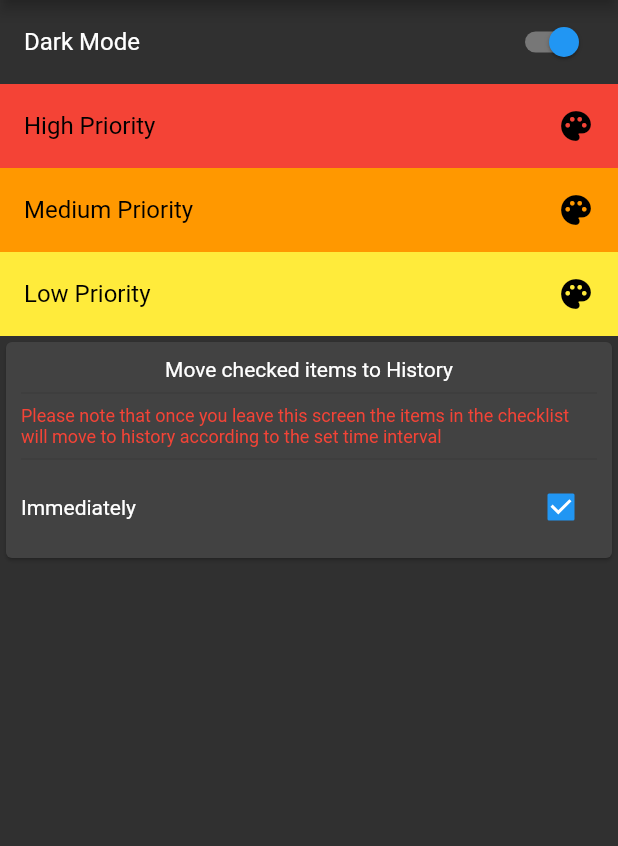
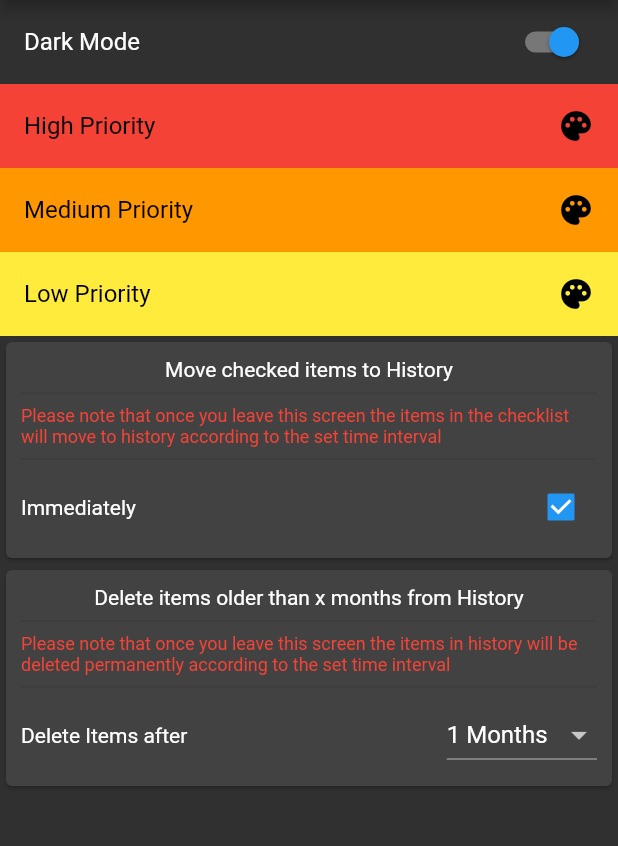
Before and after one commit to ExodosPavilion/shopping_checklist, a Flutter app: the Settings screen opened directly, on a phone screen of 412 x 824 dp, the part 84-930 px from its top. Run offline on Flutter 3.47's test engine with Material 2 defaults, Android fonts, the phone set to English and light mode, and no system bars; our stand-ins replace moor, shared_preferences; accounts and stored records are empty; generated files the repository leaves out were written again; project files that could hold a hidden picture were left out.

Commit message:
Implemented a way to set the number of days to keep the items in the history database for. Removed the about dev TODO, saw no real need to implement that. We will now move on to minor imporvements, UI adjustments, code refactoring and app graphics creation (basically the making the app icon).

```diff
--- a/lib/ui/settings.dart
+++ b/lib/ui/settings.dart
@@ -17,6 +17,7 @@ class _SettingsState extends State<Settings> {
   bool _isDarkMode = true;
   bool _moveCheckedImmediately = true;
   int _intervalAmount = 0;
+  int _numOfMonths = 1;
   List<Color> lightPriorityColors;
   List<Color> darkPriorityColors;
 
@@ -57,6 +58,14 @@ class _SettingsState extends State<Settings> {
     );
   }
 
+  void _setDeleteFromHistoryTimeInterval() {
+    SharedPreferences.getInstance().then(
+      (prefs) {
+        prefs.setInt('timeIntervalHistoryDeletion', _numOfMonths);
+      },
+    );
+  }
+
   void _loadData() async {
     final SharedPreferences prefs = await SharedPreferences.getInstance();
 
@@ -75,6 +84,7 @@ class _SettingsState extends State<Settings> {
     ];
 
     _intervalAmount = prefs.getInt('timeIntervalCheckToHistory') ?? 0;
+    _numOfMonths = prefs.getInt('timeIntervalHistoryDeletion') ?? 1;
 
     if (_intervalAmount == 0) {
       _moveCheckedImmediately = true;
@@ -113,8 +123,6 @@ class _SettingsState extends State<Settings> {
 
     //TRY: allow theme color change
     //TRY: priority colors per theme
-    //TODO: how long to keep oldest item in history
-    //TODO LAST: about dev
 
     return ListView(
       children: [
@@ -175,12 +183,61 @@ class _SettingsState extends State<Settings> {
             _colorPickerPopup(2);
           },
         ),
-        _buildCheckedProcessor(),
+        _buildIntervalSelectorForCheckedToHistory(),
+        _buildIntervalSelectorForHistoryDeletion(),
       ],
     );
   }
 
-  _buildCheckedProcessor() {
+  _buildIntervalSelectorForHistoryDeletion() {
+    List<int> timeIntervals = [for (int i = 1; i < 13; i += 1) i];
+    print(timeIntervals);
+    print(_numOfMonths);
+
+    return Card(
+      child: Padding(
+        padding: EdgeInsets.all(10),
+        child: Column(
+          children: [
+            Text('Delete items older than x months from History'),
+            Divider(),
+            Text(
+              'Please note that once you leave this screen the items in history will be deleted permanently according to the set time interval',
+              style: TextStyle(color: Colors.red, fontSize: 12),
+            ),
+            Divider(),
+            Row(
+              mainAxisAlignment: MainAxisAlignment.spaceBetween,
+              children: [
+                Text('Delete Items after'),
+                DropdownButton(
+                  value: _numOfMonths,
+                  items: timeIntervals.map(
+                    (int val) {
+                      return DropdownMenuItem(
+                        child: Text(val.toString() + ' Months'),
+                        value: val,
+                      );
+                    },
+                  ).toList(),
+                  onChanged: (value) {
+                    _setDeleteFromHistoryTimeInterval();
+                    setState(
+                      () {
+                        _numOfMonths = value;
+                      },
+                    );
+                  },
+                ),
+              ],
+            )
+          ],
+        ),
+      ),
+    );
+  }
+
+  _buildIntervalSelectorForCheckedToHistory() {
     List<int> timeIntervals = [for (int i = 0; i < 25; i += 1) i];
 
     return Card(
```
Also changed, not shown: lib/data/AppDatabase.dart (+11 -0 lines), lib/ui/history.dart (+37 -37 lines).
